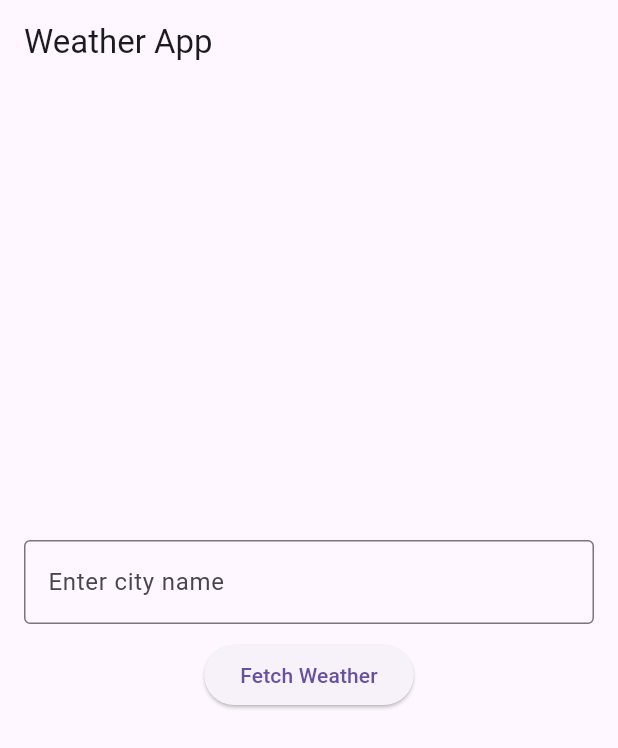
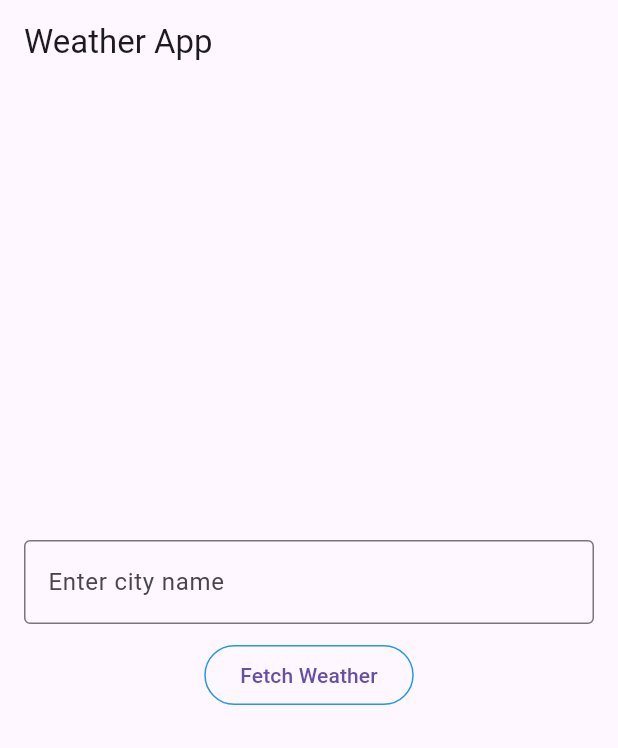
Before and after one commit to sidehenhub/weather_info_app_2, a Flutter app: the screen it shows after launch, on a phone screen of 412 x 824 dp. Shown: the top 748 px of the screen. Run offline on Flutter 3.47's test engine with Material 3 defaults, Android fonts, the phone set to English and light mode, and no system bars.

Commit message:
Display simulated weather information

```diff
--- a/lib/main.dart
+++ b/lib/main.dart
@@ -31,7 +31,6 @@ class _WeatherHomePageState extends State<WeatherHomePage> {
 
   void fetchWeather(String city) {
     if (city.isNotEmpty) {
-
       int temperature = _random.nextInt(16) + 15;
 
 
@@ -67,10 +66,13 @@ class _WeatherHomePageState extends State<WeatherHomePage> {
               ),
             ),
             SizedBox(height: 10),
-            ElevatedButton(
+            OutlinedButton(
               onPressed: () {
                 fetchWeather(_controller.text.trim());
               },
+              style: OutlinedButton.styleFrom(
+                side: BorderSide(color: Colors.blue),
+              ),
               child: Text('Fetch Weather'),
             ),
             SizedBox(height: 20),
```
